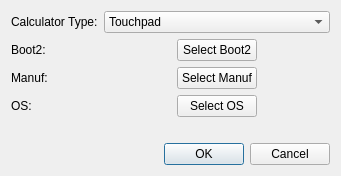
Old version of the form flashdialog.ui in the repository nspire-emus/firebird.
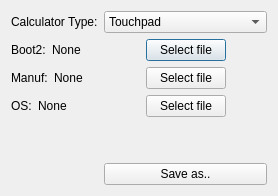
New version of the form.

Commit message: Implement flash dialog

Patch:
```diff
--- a/flashdialog.ui
+++ b/flashdialog.ui
@@ -6,8 +6,8 @@
    <rect>
     <x>0</x>
     <y>0</y>
-    <width>341</width>
-    <height>176</height>
+    <width>278</width>
+    <height>196</height>
    </rect>
   </property>
   <property name="windowTitle">
@@ -27,7 +27,7 @@
    <item row="0" column="1">
     <widget class="QComboBox" name="comboBox">
      <property name="currentText">
-      <string>CX CAS</string>
+      <string>Touchpad</string>
      </property>
      <item>
       <property name="text">
@@ -51,14 +51,25 @@
      </item>
     </widget>
    </item>
-   <item row="1" column="0">
-    <widget class="QLabel" name="label_3">
+   <item row="3" column="0">
+    <layout class="QHBoxLayout" name="horizontalLayout">
+     <item>
+      <widget class="QLabel" name="label_2">
      <property name="text">
       <string>Boot2:</string>
      </property>
     </widget>
    </item>
-   <item row="1" column="1">
+     <item>
+      <widget class="QLabel" name="labelBoot2">
+       <property name="text">
+        <string>None</string>
+       </property>
+      </widget>
+     </item>
+    </layout>
+   </item>
+   <item row="3" column="1">
     <layout class="QHBoxLayout" name="horizontalLayout_2">
      <item>
       <spacer name="horizontalSpacer_3">
@@ -76,7 +87,7 @@
      <item>
       <widget class="QPushButton" name="pushButton_2">
        <property name="text">
-        <string>Select Boot2</string>
+        <string>Select file</string>
        </property>
       </widget>
      </item>
@@ -95,14 +106,25 @@
      </item>
     </layout>
    </item>
-   <item row="2" column="0">
+   <item row="5" column="0">
+    <layout class="QHBoxLayout" name="horizontalLayout_5">
+     <item>
     <widget class="QLabel" name="label_4">
      <property name="text">
       <string>Manuf:</string>
      </property>
     </widget>
    </item>
-   <item row="2" column="1">
+     <item>
+      <widget class="QLabel" name="labelManuf">
+       <property name="text">
+        <string>None</string>
+       </property>
+      </widget>
+     </item>
+    </layout>
+   </item>
+   <item row="5" column="1">
     <layout class="QHBoxLayout" name="horizontalLayout_3">
      <item>
       <spacer name="horizontalSpacer_5">
@@ -120,7 +142,7 @@
      <item>
       <widget class="QPushButton" name="pushButton_3">
        <property name="text">
-        <string>Select Manuf</string>
+        <string>Select file</string>
        </property>
       </widget>
      </item>
@@ -139,14 +161,25 @@
      </item>
     </layout>
    </item>
-   <item row="3" column="0">
+   <item row="7" column="0">
+    <layout class="QHBoxLayout" name="horizontalLayout_6">
+     <item>
     <widget class="QLabel" name="label_5">
      <property name="text">
       <string>OS:</string>
      </property>
     </widget>
    </item>
-   <item row="3" column="1">
+     <item>
+      <widget class="QLabel" name="labelOS">
+       <property name="text">
+        <string>None</string>
+       </property>
+      </widget>
+     </item>
+    </layout>
+   </item>
+   <item row="7" column="1">
     <layout class="QHBoxLayout" name="horizontalLayout_4">
      <item>
       <spacer name="horizontalSpacer_6">
@@ -164,7 +197,7 @@
      <item>
       <widget class="QPushButton" name="pushButton_4">
        <property name="text">
-        <string>Select OS</string>
+        <string>Select file</string>
        </property>
       </widget>
      </item>
@@ -183,7 +216,7 @@
      </item>
     </layout>
    </item>
-   <item row="5" column="1">
+   <item row="9" column="1">
     <spacer name="verticalSpacer">
      <property name="orientation">
       <enum>Qt::Vertical</enum>
@@ -196,15 +229,16 @@
      </property>
     </spacer>
    </item>
-   <item row="6" column="1">
-    <widget class="QDialogButtonBox" name="buttonBox">
-     <property name="orientation">
-      <enum>Qt::Horizontal</enum>
-     </property>
-     <property name="standardButtons">
-      <set>QDialogButtonBox::Cancel|QDialogButtonBox::Ok</set>
-     </property>
-    </widget>
+   <item row="10" column="1">
+    <layout class="QHBoxLayout" name="horizontalLayout_7">
+     <item>
+      <widget class="QPushButton" name="buttonSave">
+       <property name="text">
+        <string>Save as..</string>
+       </property>
+      </widget>
+     </item>
+    </layout>
    </item>
   </layout>
  </widget>
```
Left out of the diff: 43 changed lines with no effect on the pictures. Lines whose indentation alone changed are shown as unchanged. The commit also changes 5 other files.
